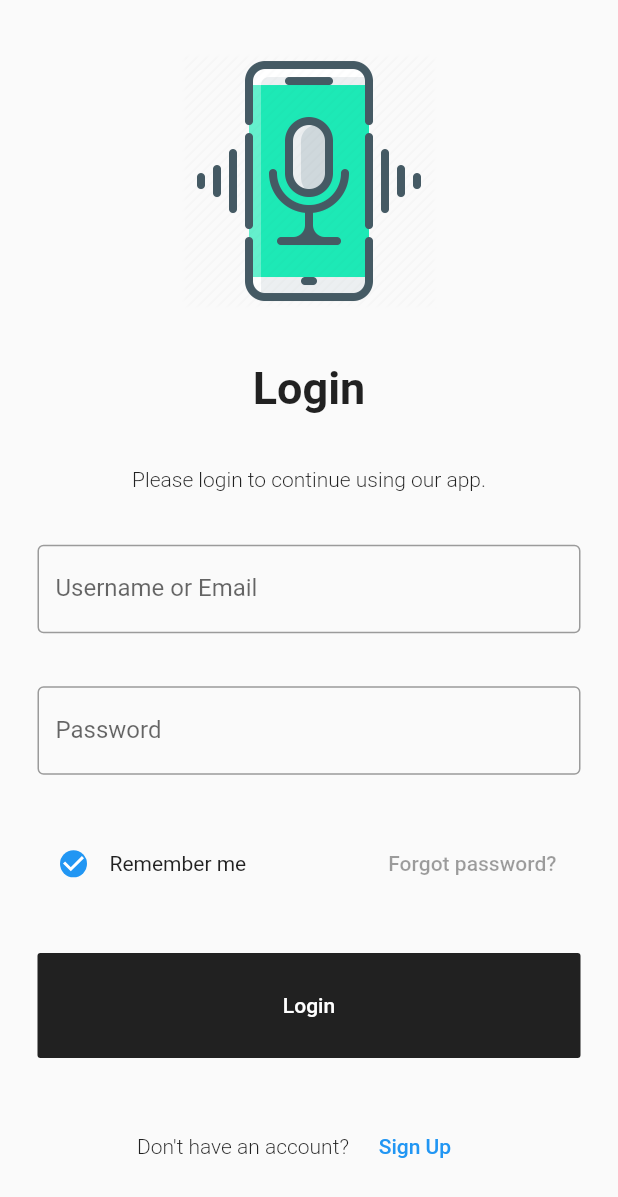
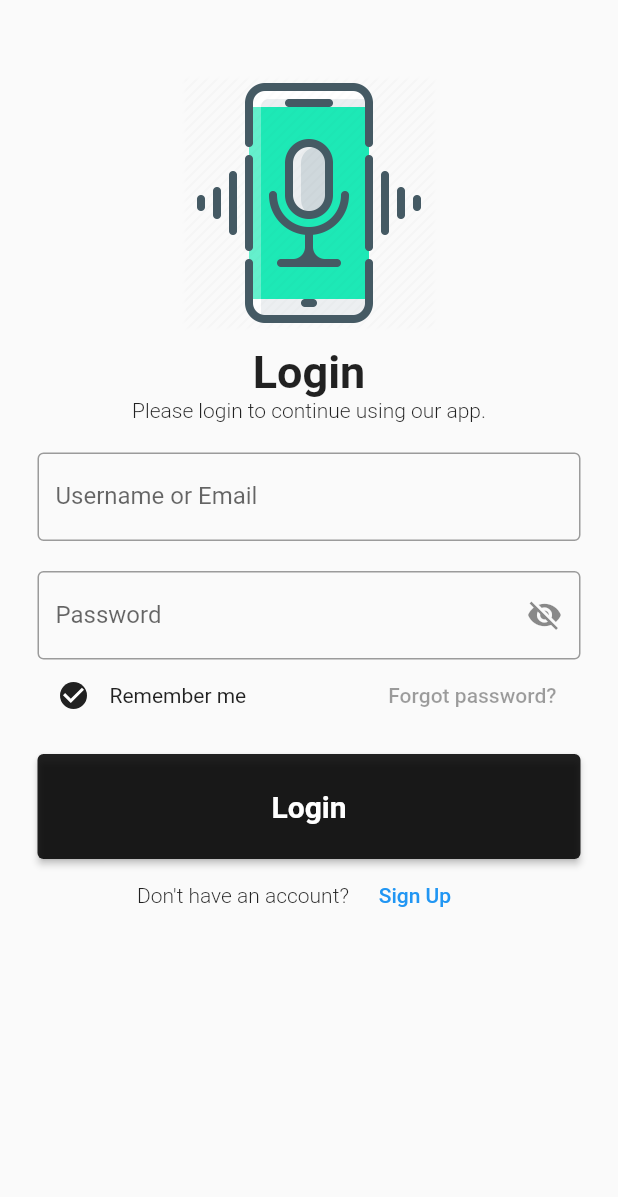
Before and after one commit to ItayS14/Voice-Assistant, a Flutter app: the screen it shows after launch, on a phone screen of 412 x 824 dp. Shown: the top 1197 px of the screen. Run offline on Flutter 3.47's test engine with Material 2 defaults, Android fonts, the phone set to English and light mode, and no system bars; our stand-ins replace circular_check_box.

Commit message:
Re structured the code, added password hide/show button

```diff
--- /dev/null
+++ b/client/lib/app_form.dart
@@ -0,0 +1,32 @@
+import 'package:flutter/material.dart';
+
+class AppForm extends StatefulWidget {
+  final String hint;
+  final bool isPassword;
+
+  AppForm({Key key, @required String this.hint, bool this.isPassword = false}) : super(key: key);
+
+  @override
+  AppFormState createState() => AppFormState();
+}
+
+class AppFormState extends State<AppForm> {
+  bool _showForm = false;
+
+  @override
+  Widget build(BuildContext context) {
+    return TextFormField(
+      obscureText: widget.isPassword? !_showForm : false, //only obscure the text if it password form
+      decoration: InputDecoration(
+        suffixIcon: widget.isPassword? GestureDetector( //only add the icon if it is password form
+          onTap: () {
+            setState(() {
+              _showForm = !_showForm;
+            });
+          },
+          child: Icon(_showForm ? Icons.visibility : Icons.visibility_off)) : null,
+        labelText: widget.hint,
+        border: OutlineInputBorder(borderRadius: BorderRadius.circular(4))),
+    );
+  }
+}
--- a/client/lib/login.dart
+++ b/client/lib/login.dart
@@ -1,5 +1,6 @@
 import 'package:flutter/material.dart';
 import 'package:circular_check_box/circular_check_box.dart';
+import 'package:client/app_form.dart';
 
 class LoginPage extends StatefulWidget{
   @override
@@ -15,21 +16,20 @@ class LoginPageState extends State<LoginPage> {
       body:  Container(
           margin: const EdgeInsets.only(left: 25.0, right: 25.0),
           child: Column(
-          mainAxisAlignment: MainAxisAlignment.spaceEvenly,
           children: <Widget>[
+            SizedBox(height: 50),
             Image.asset('assets/voice_asistant_icon.png', scale: 3),
+            SizedBox(height: 10),
             Text('Login', style: TextStyle(fontSize: 30, fontWeight: FontWeight.bold)),
             Text('Please login to continue using our app.', style: TextStyle(fontWeight: FontWeight.w300)),
-            TextFormField(
-              decoration: InputDecoration(
-                labelText: "Username or Email",
-                border: OutlineInputBorder(borderRadius: BorderRadius.circular(4))),
+            SizedBox(height: 20),
+            AppForm(
+              hint: "Username or Email",
             ),
-            TextFormField( //TODO: add option to show the password for a moment
-              obscureText: true,
-              decoration: InputDecoration(
-                labelText: "Password",
-                border: OutlineInputBorder(borderRadius: BorderRadius.circular(4))),
+            SizedBox(height: 20),
+            AppForm(
+              hint: 'Password',
+              isPassword: true,
             ),
             Row(
               mainAxisAlignment: MainAxisAlignment.spaceBetween,
@@ -37,6 +37,7 @@ class LoginPageState extends State<LoginPage> {
                 Row(children: <Widget>[
                   CircularCheckBox(
                     value: rememberMe,
+                    activeColor: Colors.black87,
                     onChanged: (bool value) {
                       setState(() {
                         rememberMe = value;
@@ -44,16 +45,18 @@ class LoginPageState extends State<LoginPage> {
                     ),
                     Text("Remember me")
                 ]),
-                FlatButton(child: Text('Forgot password?'),)
+                FlatButton(child: Text('Forgot password?'))
               ]),
+              SizedBox(height: 15),
               Container(
                 height: 70,
                 width: double.infinity,
-                child: FlatButton(
+                child: RaisedButton(
                         color: Colors.black87,
                         textColor: Colors.white,
-                        child: Text('Login'),
+                        child: Text('Login', style: TextStyle(fontWeight: FontWeight.bold, fontSize: 20),),
                         onPressed: () {},
+                        shape: RoundedRectangleBorder(borderRadius: BorderRadius.circular(4))
                       )
               ),
               Row(
@@ -63,7 +66,7 @@ class LoginPageState extends State<LoginPage> {
                   FlatButton(
                     child: Text('Sign Up', style: TextStyle(color: Colors.blue)),
                   )
-              ],)
+              ],),
             ],
           ),
       )
```
